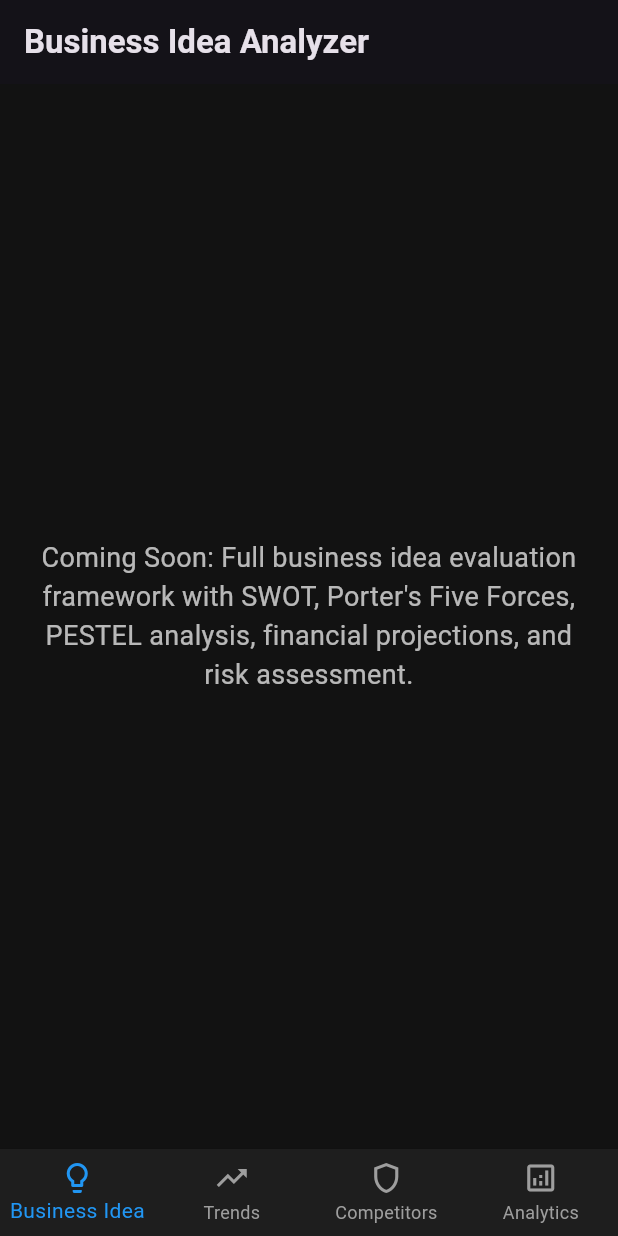
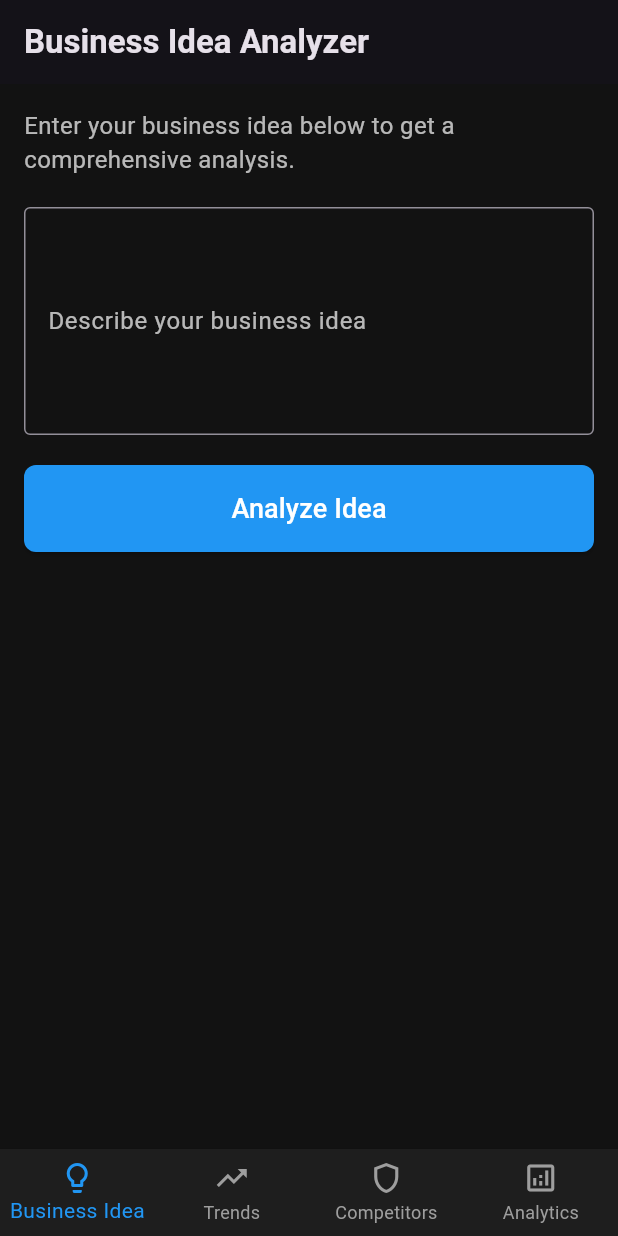
Before and after one commit to could-ai/019a4a35-1e6e-70ec-8606-6e5b597270fb, a Flutter app: the screen it shows after launch, on a phone screen of 412 x 824 dp. Run offline on Flutter 3.47's test engine with Material 3 defaults, Android fonts, the phone set to English and light mode, and no system bars.

Commit message:
I have transformed the 'Business Idea Analyzer' from a static placeholder into an interactive screen. It now features a text input field for users to describe their business idea and an 'Analyze Idea' button. After a simulated API call, the screen displays a detailed, formatted analysis that includes SWOT, Porter's Five Forces, PESTEL, Financial Projections, and Risk Assessment. This creates a dynamic user experience and lays the groundwork for future integration with a real analysis engine.; To maintain a clean and consistent UI, I've created a new reusable 'CustomCard' widget. This widget standardizes the appearance of content containers with a title, a divider, and a content area. It is now used in the 'Business Idea Analyzer' screen to display the analysis results in a structured and visually appealing format, and it can be reused across other screens as the application grows.

```diff
--- a/usr/lib/screens/business_idea_analyzer_screen.dart
+++ b/usr/lib/screens/business_idea_analyzer_screen.dart
@@ -1,7 +1,77 @@
 import 'package:flutter/material.dart';
+import 'package:couldai_user_app/widgets/custom_card.dart';
 
-class BusinessIdeaAnalyzerScreen extends StatelessWidget {
+class BusinessIdeaAnalyzerScreen extends StatefulWidget {
   const BusinessIdeaAnalyzerScreen({super.key});
+
+  @override
+  State<BusinessIdeaAnalyzerScreen> createState() => _BusinessIdeaAnalyzerScreenState();
+}
+
+class _BusinessIdeaAnalyzerScreenState extends State<BusinessIdeaAnalyzerScreen> {
+  final TextEditingController _ideaController = TextEditingController();
+  bool _isAnalyzing = false;
+  String? _analysisResult;
+
+  void _analyzeIdea() {
+    if (_ideaController.text.isEmpty) {
+      ScaffoldMessenger.of(context).showSnackBar(
+        const SnackBar(content: Text('Please enter a business idea.')),
+      );
+      return;
+    }
+
+    setState(() {
+      _isAnalyzing = true;
+      _analysisResult = null;
+    });
+
+    // Simulate API call
+    Future.delayed(const Duration(seconds: 2), () {
+      setState(() {
+        _isAnalyzing = false;
+        // This would be replaced by the actual API response
+        _analysisResult = """
+**SWOT Analysis:**
+- Strengths: Innovative concept, potential for high market demand.
+- Weaknesses: High initial investment, requires specialized skills.
+- Opportunities: Growing market, potential for partnerships.
+- Threats: Established competitors, changing regulations.
+
+**Porter's Five Forces:**
+- Competitive Rivalry: High
+- Threat of New Entrants: Medium
+- Bargaining Power of Buyers: Medium
+- Bargaining Power of Suppliers: Low
+- Threat of Substitutes: Low
+
+**PESTEL Analysis:**
+- Political: Stable political environment.
+- Economic: Favorable economic outlook.
+- Social: Growing social acceptance of the technology.
+- Technological: Rapid technological advancements.
+- Environmental: Minimal environmental impact.
+- Legal: Need to comply with data privacy laws.
+
+**Financial Projections:**
+- Initial Investment: \$50,000
+- Projected Revenue (Year 1): \$120,000
+- Break-even Point: 18 months
+
+**Risk Assessment:**
+- Market adoption risk: Medium
+- Technology risk: Low
+- Financial risk: High
+""";
+      });
+    });
+  }
+
+  @override
+  void dispose() {
+    _ideaController.dispose();
+    super.dispose();
+  }
 
   @override
   Widget build(BuildContext context) {
@@ -9,14 +79,45 @@ class BusinessIdeaAnalyzerScreen extends StatelessWidget {
       appBar: AppBar(
         title: const Text('Business Idea Analyzer'),
       ),
-      body: const Center(
-        child: Padding(
-          padding: EdgeInsets.all(16.0),
-          child: Text(
-            'Coming Soon: Full business idea evaluation framework with SWOT, Porter\'s Five Forces, PESTEL analysis, financial projections, and risk assessment.',
-            textAlign: TextAlign.center,
-            style: TextStyle(fontSize: 18),
-          ),
+      body: SingleChildScrollView(
+        padding: const EdgeInsets.all(16.0),
+        child: Column(
+          crossAxisAlignment: CrossAxisAlignment.stretch,
+          children: [
+            const Text(
+              'Enter your business idea below to get a comprehensive analysis.',
+              style: TextStyle(fontSize: 16),
+            ),
+            const SizedBox(height: 20),
+            TextField(
+              controller: _ideaController,
+              maxLines: 5,
+              decoration: const InputDecoration(
+                labelText: 'Describe your business idea',
+                hintText: 'e.g., A subscription service for eco-friendly pet toys.',
+                border: OutlineInputBorder(),
+              ),
+            ),
+            const SizedBox(height: 20),
+            ElevatedButton(
+              onPressed: _isAnalyzing ? null : _analyzeIdea,
+              style: ElevatedButton.styleFrom(
+                padding: const EdgeInsets.symmetric(vertical: 16.0),
+              ),
+              child: _isAnalyzing
+                  ? const CircularProgressIndicator(color: Colors.white)
+                  : const Text('Analyze Idea', style: TextStyle(fontSize: 18)),
+            ),
+            const SizedBox(height: 20),
+            if (_analysisResult != null)
+              CustomCard(
+                title: 'Analysis Results',
+                child: Text(
+                  _analysisResult!,
+                  style: const TextStyle(fontSize: 16, height: 1.5),
+                ),
+              ),
+          ],
         ),
       ),
     );
```
Also changed, not shown: usr/lib/widgets/custom_card.dart (added, +35 -0 lines).
